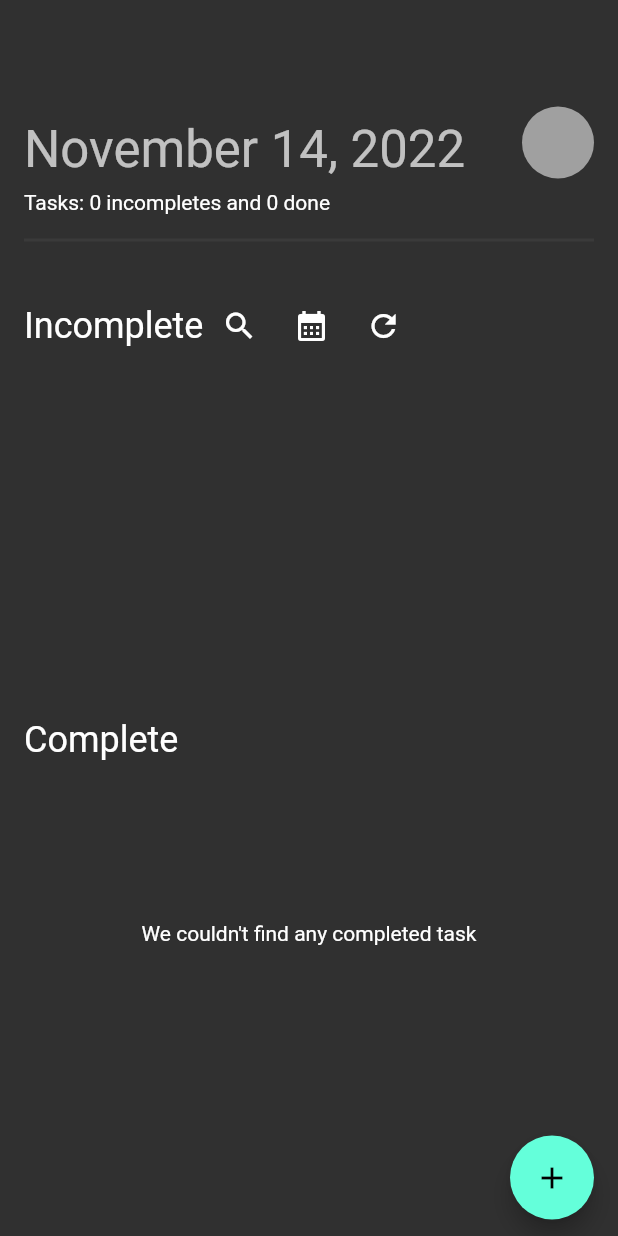
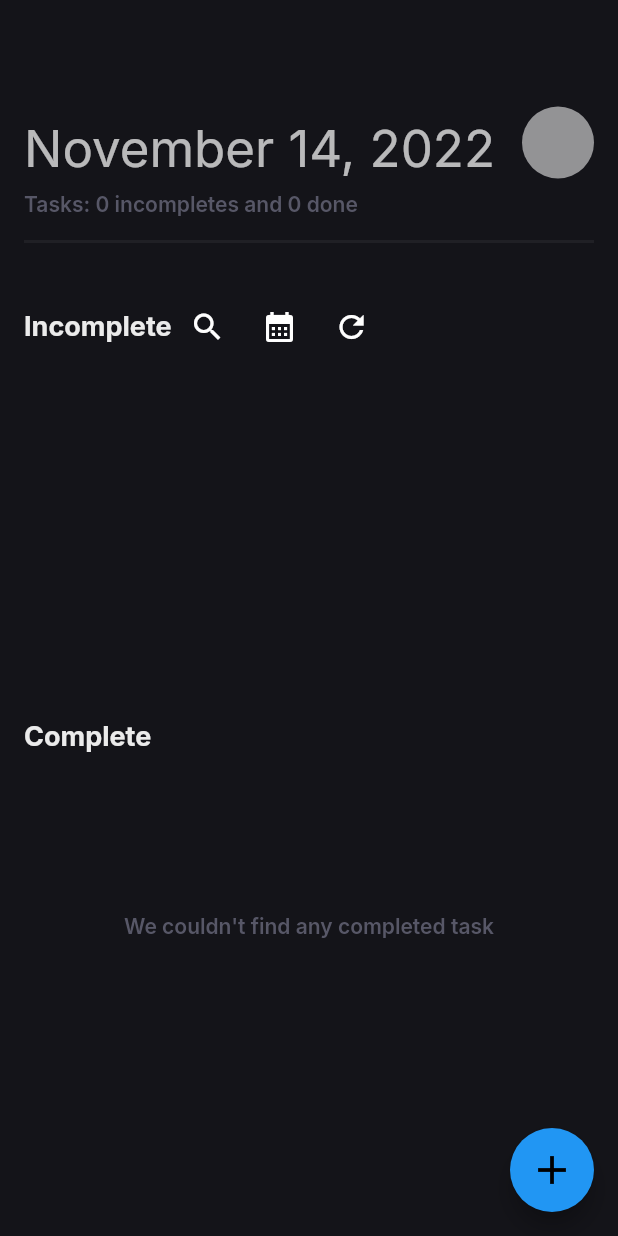
Before and after one commit to 01Explorer/To-Do-List-Challenge, a Flutter app: the screen it shows after launch, on a phone screen of 412 x 824 dp. Run offline on Flutter 3.47's test engine with Material 2 defaults, Android fonts, the light colour scheme and no system bars; our stand-ins replace get_it, google_fonts, hive, hive_flutter; accounts and stored records are empty.

Commit message:
style(app): created the base model for the app

```diff
--- /dev/null
+++ b/lib/layers/presentation/themes/app_theme.dart
@@ -0,0 +1,42 @@
+import 'package:flutter/material.dart';
+import 'package:google_fonts/google_fonts.dart';
+import 'package:to_do_list_challenge/layers/presentation/themes/theme_colors.dart';
+
+ThemeData themeToDo = ThemeData(
+  brightness: Brightness.dark,
+  fontFamily: GoogleFonts.inter().fontFamily,
+  scaffoldBackgroundColor: ThemeColors.backgorundColor,
+  primarySwatch: ThemeColors.primaryAppColor,
+  textTheme: const TextTheme(
+    headlineLarge: TextStyle(
+      fontWeight: FontWeight.w700,
+      fontSize: 32,
+      color: ThemeColors.headerFontColor,
+    ),
+    bodyMedium: TextStyle(
+        fontWeight: FontWeight.w600,
+        fontSize: 14,
+        color: ThemeColors.headerSubstitleFontColor),
+    headlineSmall: TextStyle(
+      fontWeight: FontWeight.w700,
+      fontSize: 18,
+      color: ThemeColors.sectionTitleFontColor,
+    ),
+    bodySmall: TextStyle(
+        fontWeight: FontWeight.w600,
+        fontSize: 16,
+        color: ThemeColors.headerFontColor),
+  ),
+  checkboxTheme: CheckboxThemeData(
+    fillColor:
+        MaterialStateProperty.all<Color>(ThemeColors.checkBoxUnselectedColor),
+    checkColor:
+        MaterialStateProperty.all<Color>(ThemeColors.sectionTitleFontColor),
+    visualDensity: VisualDensity.compact,
+    splashRadius: 20,
+  ),
+  floatingActionButtonTheme: const FloatingActionButtonThemeData(
+    backgroundColor: ThemeColors.primaryAppColor,
+    iconSize: 32,
+  ),
+);
--- /dev/null
+++ b/lib/layers/presentation/themes/theme_colors.dart
@@ -0,0 +1,10 @@
+import 'package:flutter/material.dart';
+
+class ThemeColors {
+  static const backgorundColor = Color.fromRGBO(20, 20, 25, 1);
+  static const primaryAppColor = Colors.blue;
+  static const headerFontColor = Color.fromRGBO(218, 218, 218, 1);
+  static const headerSubstitleFontColor = Color.fromRGBO(87, 87, 103, 1);
+  static const sectionTitleFontColor = Color.fromRGBO(235, 235, 235, 1);
+  static const checkBoxUnselectedColor = Color.fromRGBO(41, 43, 53, 1);
+}
--- a/lib/main.dart
+++ b/lib/main.dart
@@ -3,6 +3,7 @@ import 'package:hive_flutter/hive_flutter.dart';
 import 'package:to_do_list_challenge/layers/data/datasources/local/dao/task_entity_dao.dart';
 import 'package:to_do_list_challenge/layers/domain/entities/task_entity.dart';
 import 'package:to_do_list_challenge/layers/presentation/pages/tasks/home_task_page.dart';
+import 'package:to_do_list_challenge/layers/presentation/themes/app_theme.dart';
 import 'package:to_do_list_challenge/locator.dart';
 
 late Box<TaskEntity> localTasksStorage;
@@ -21,9 +22,7 @@ class MyApp extends StatelessWidget {
   Widget build(BuildContext context) {
     return MaterialApp(
       title: 'Flutter Demo',
-      theme: ThemeData(
-        brightness: Brightness.dark,
-      ),
+      theme: themeToDo,
       home: const HomeTaskPage(),
     );
   }
```
